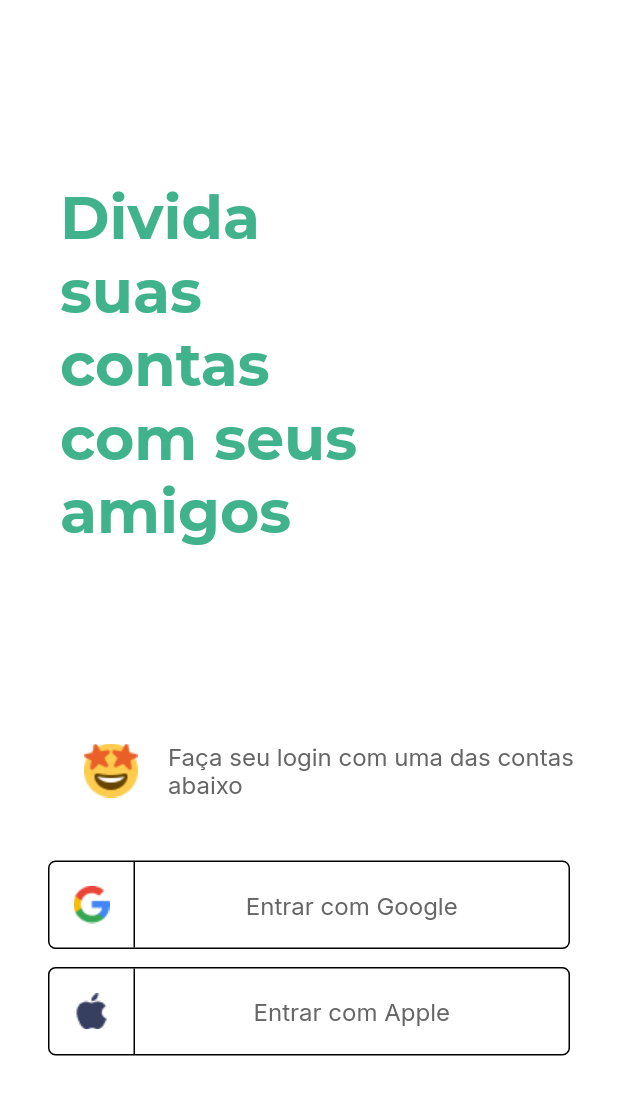
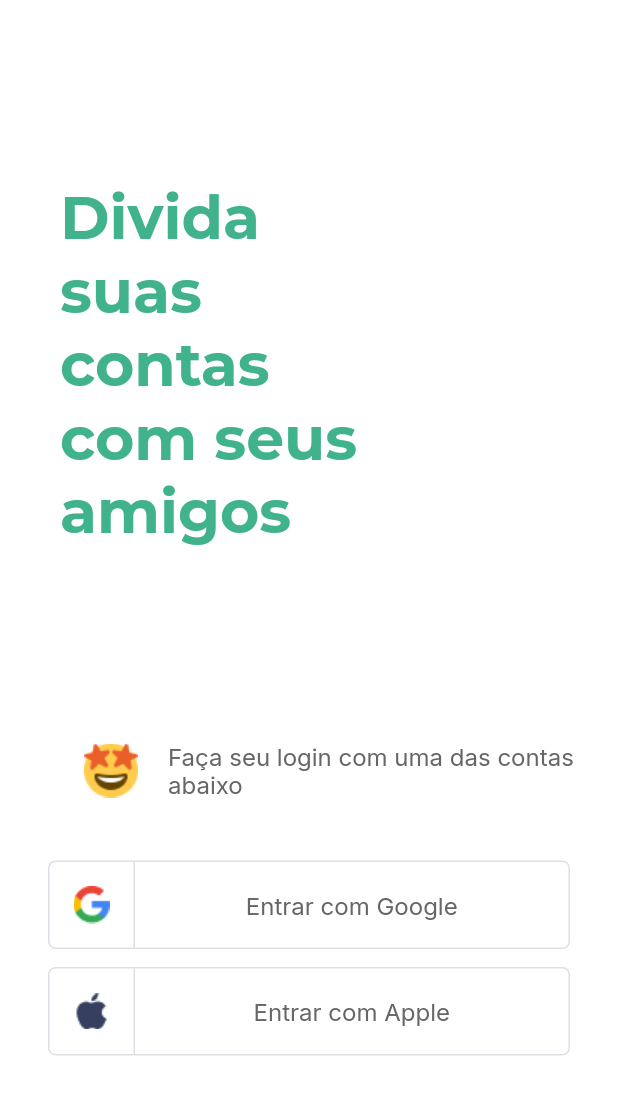
Before and after one commit to natanielporto/flutter-ignite-rocketseat, a Flutter app: the screen it shows after launch, on a phone screen of 412 x 824 dp. Shown: the top 1095 px of the screen. Run offline on Flutter 3.47's test engine with Material 2 defaults, Android fonts, the phone set to English and light mode, and no system bars; our stand-ins replace firebase_core, google_fonts, google_sign_in, sign_in_with_apple; accounts and stored records are empty.

Commit message:
adds app bar

```diff
--- a/split_it/lib/theme/app_colors.dart
+++ b/split_it/lib/theme/app_colors.dart
@@ -6,6 +6,9 @@ abstract class AppColors {
   Color get title;
   Color get button;
   Color get border;
+  Color get borderAddButton;
+  Color get tittleAppBar;
+  Color get icon;
 }
 
 class AppColorsDefault implements AppColors {
@@ -22,5 +25,14 @@ class AppColorsDefault implements AppColors {
   Color get backgroundPrimary => const Color(0xFFFFFFFF);
 
   @override
-  Color get border => const Color(0xFF000000);
+  Color get border => const Color(0xFFDCE0E5);
+
+  @override
+  Color get tittleAppBar => const Color(0xFFFFFFFF);
+
+  @override
+  Color get borderAddButton => const Color(0xFFFFFFFF);
+
+  @override
+  Color get icon => const Color(0xFFF5F5F5);
 }
--- a/split_it/lib/theme/app_text_styles.dart
+++ b/split_it/lib/theme/app_text_styles.dart
@@ -6,6 +6,7 @@ import 'app_theme.dart';
 abstract class AppTextStyles {
   TextStyle get title;
   TextStyle get button;
+  TextStyle get appBar;
 }
 
 class AppTextStylesDefault implements AppTextStyles {
@@ -16,4 +17,10 @@ class AppTextStylesDefault implements AppTextStyles {
   @override
   get title => GoogleFonts.montserrat(
       color: AppTheme.colors.title, fontSize: 40, fontWeight: FontWeight.w700);
+
+  @override
+  get appBar => GoogleFonts.montserrat(
+      color: AppTheme.colors.tittleAppBar,
+      fontSize: 24,
+      fontWeight: FontWeight.w700);
 }
```
Also changed, not shown: split_it/lib/modules/home/home_page.dart (+10 -8 lines), split_it/lib/modules/home/widgets/add_button_widget.dart (added, +30 -0 lines), split_it/lib/modules/home/widgets/app_bar_widget.dart (added, +36 -0 lines).
